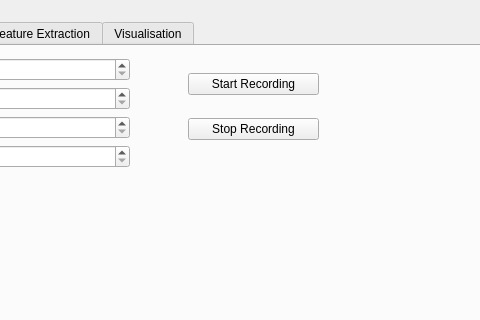
The window that prototype/trial1.ui (DigvijaySinghParmar/professorX) describes before a commit, drawn with Qt 5; both pictures show x 244 to 724 and y 0 to 320 of the 820 by 649 pixel window.
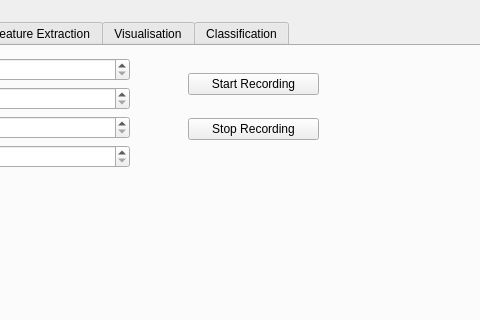
The same window after the commit. The open tabs and pages were chosen to show the change. Icons and pictures are not drawn.

Commit message: Added tab for classification

```diff
--- a/prototype/trial1.ui
+++ b/prototype/trial1.ui
@@ -344,6 +344,11 @@
       </layout>
      </widget>
     </widget>
+    <widget class="QWidget" name="tab_3">
+     <attribute name="title">
+      <string>Classification</string>
+     </attribute>
+    </widget>
    </widget>
   </widget>
   <widget class="QMenuBar" name="menubar">
```
Left out of the diff: 2 changed lines with no effect on the pictures. The commit also changes 2 other files.
